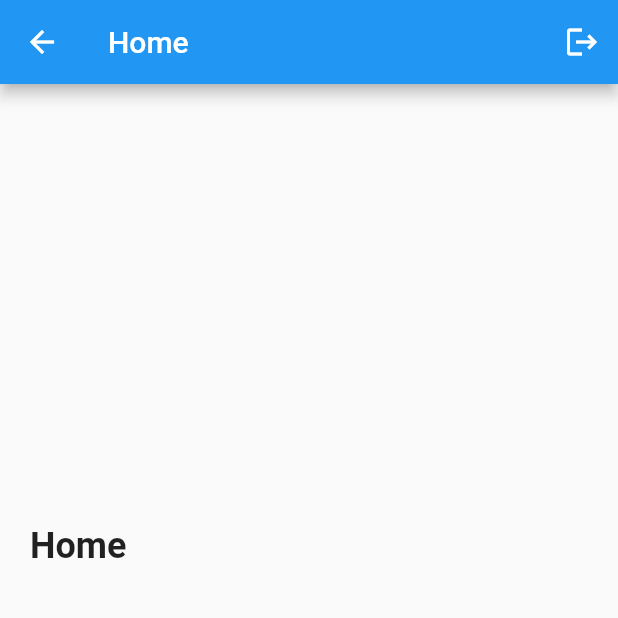
After one commit to Verchies/sideprojectforpractice, a Flutter app: the HomeScreen screen opened directly, on a phone screen of 412 x 824 dp, the top half of it. The commit adds this screen. Run offline on Flutter 3.47's test engine with Material 2 defaults, Android fonts, the phone set to English and light mode, and no system bars; our stand-ins replace flutter_phoenix, font_awesome_flutter; missing offline and left inert: dio_client.

Commit message:
some updates

```diff
--- /dev/null
+++ b/lib/controllers/home_screen_controller.dart
@@ -0,0 +1,3 @@
+import 'package:flutter/material.dart';
+
+class HomeScreenController with ChangeNotifier {}
--- a/lib/controllers/login_screen_controller.dart
+++ b/lib/controllers/login_screen_controller.dart
@@ -1,6 +1,6 @@
 import 'package:flutter/material.dart';
 import 'package:todo_app_api/API/appdatas.dart';
-import 'package:todo_app_api/view/register_screen.dart';
+import 'package:todo_app_api/view/home_screen.dart';
 
 class LoginScreenController with ChangeNotifier {
   var emailController = TextEditingController();
@@ -12,7 +12,7 @@ class LoginScreenController with ChangeNotifier {
           .postRequest(path: '/login.php', body: {'email': emailController.text, 'password': passwordController.text});
       if (response.data['success']) {
         debugPrint(response.data.toString());
-        Route route = MaterialPageRoute(builder: (context) => const RegisterScreen());
+        Route route = MaterialPageRoute(builder: (context) => const HomeScreen());
         return route;
       } else {
         debugPrint(response.statusMessage);
--- a/lib/main.dart
+++ b/lib/main.dart
@@ -1,7 +1,12 @@
 import 'package:flutter/material.dart';
+import 'package:flutter_phoenix/flutter_phoenix.dart';
 import 'package:todo_app_api/view/register_screen.dart';
 
-void main() => runApp(const MyApp());
+void main() => runApp(
+      Phoenix(
+        child: const MyApp(),
+      ),
+    );
 
 class MyApp extends StatelessWidget {
   const MyApp({super.key});
--- /dev/null
+++ b/lib/view/home_screen.dart
@@ -0,0 +1,51 @@
+import 'package:flutter/material.dart';
+import 'package:flutter_phoenix/flutter_phoenix.dart';
+import 'package:provider/provider.dart';
+import 'package:todo_app_api/controllers/home_screen_controller.dart';
+
+class HomeScreen extends StatelessWidget {
+  const HomeScreen({Key? key}) : super(key: key);
+
+  @override
+  Widget build(BuildContext context, [bool mounted = true]) {
+    return MultiProvider(
+      providers: [
+        ChangeNotifierProvider(
+          create: (_) => HomeScreenController(),
+        ),
+      ],
+      child: Consumer<HomeScreenController>(
+        builder: (context, controller, _) => Scaffold(
+          appBar: AppBar(
+            title: const Text('Home'),
+            actions: [
+              IconButton(
+                onPressed: () async {
+                  Phoenix.rebirth(context);
+                },
+                icon: const Icon(Icons.logout),
+              ),
+            ],
+          ),
+          resizeToAvoidBottomInset: false,
+          body: Column(
+            children: [
+              const Spacer(flex: 2),
+              Row(
+                children: const [
+                  SizedBox(width: 20),
+                  Text(
+                    'Home',
+                    style: TextStyle(color: Colors.black87, fontWeight: FontWeight.bold, fontSize: 24),
+                  ),
+                ],
+              ),
+              const SizedBox(height: 5),
+              const Spacer(flex: 3),
+            ],
+          ),
+        ),
+      ),
+    );
+  }
+}
--- a/pubspec.yaml
+++ b/pubspec.yaml
@@ -41,6 +41,7 @@ dependencies:
   dio: ^4.0.6
   font_awesome_flutter: ^10.1.0
   get: ^4.6.5
+  flutter_phoenix: ^1.1.0
 
 dev_dependencies:
   flutter_test:
```
Also changed, not shown: pubspec.lock.
